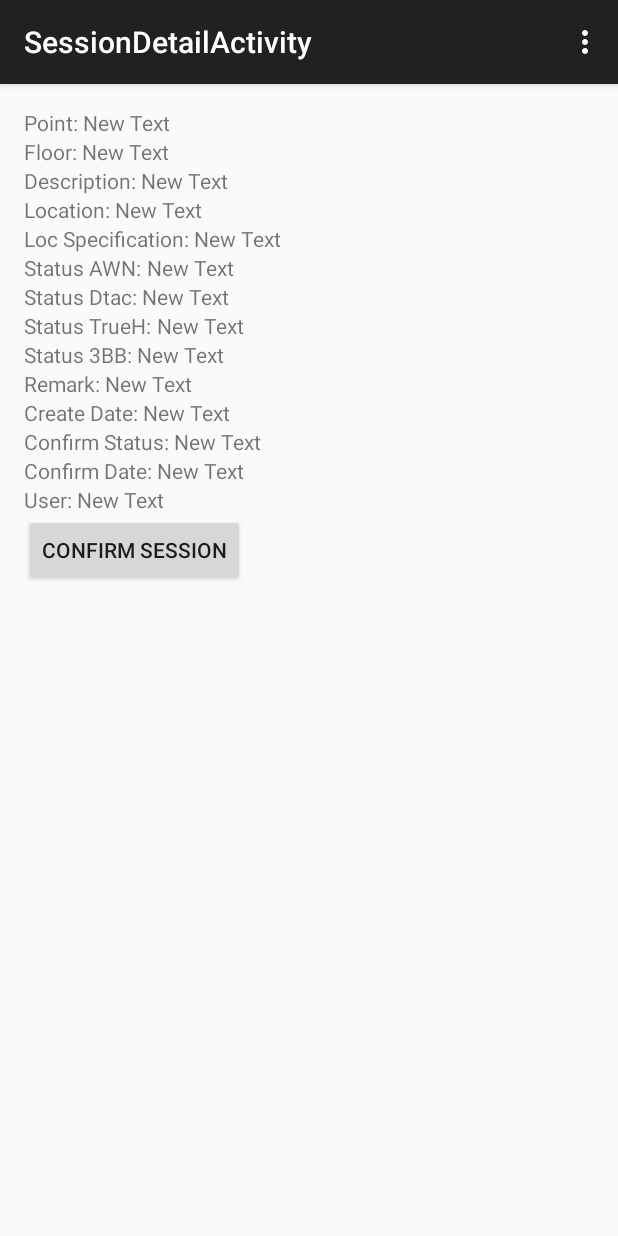
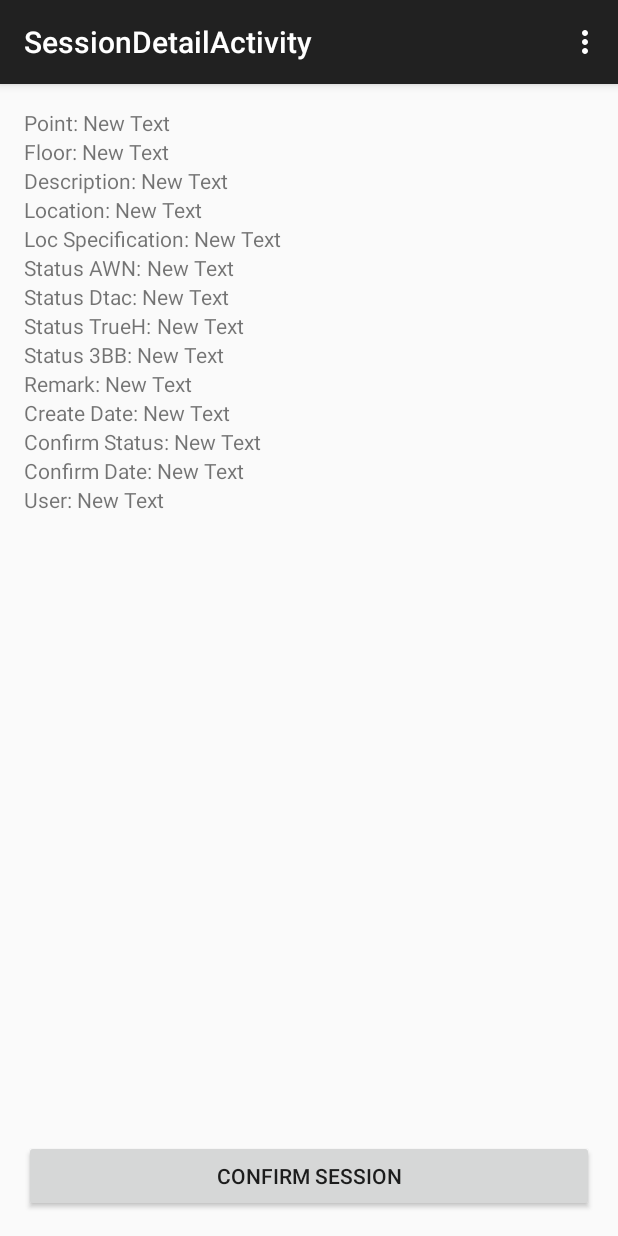
Before and after one commit to nrivaa/LogInbuilding, an Android app: the SessionDetailActivity screen opened directly, with no data from a screen before it, on a phone screen of 412 x 824 dp. Run offline under Robolectric (Android 15) with nearby library versions, the phone set to English and light mode, and no system bars; 14 statements that could not run were skipped.

Commit message:
confirm session

```diff
--- a/app/src/main/java/com/nqm/loginbuilding/AddSessionActivity.java
+++ b/app/src/main/java/com/nqm/loginbuilding/AddSessionActivity.java
@@ -82,10 +82,11 @@ public class AddSessionActivity extends ActionBarActivity {
         });
     }
 
-    // SubmitProject
+    // SubmitSession
     private void SubmitSession(boolean submitFlag) {
         if (submitFlag) {
             Session ss = new Session();
+            ss.setCtx(getApplicationContext());
             ss.setBuildingID(Project.getInstance().getBuildingID());
             ss.setPoint(tvPoint.getText().toString());
             ss.setFloor(tvFloor.getText().toString());
@@ -106,7 +107,7 @@ public class AddSessionActivity extends ActionBarActivity {
             ss.setCreateDate("Now()");
             ss.setConfirmStatus("0");
             ss.setConfirmDate("Now()");
-            ss.setUser("noppadon");
+            ss.setUser(Config.user);
 
             ss.AddSession();
 
--- a/app/src/main/java/com/nqm/loginbuilding/AddSessionAsync.java
+++ b/app/src/main/java/com/nqm/loginbuilding/AddSessionAsync.java
@@ -2,6 +2,7 @@ package com.nqm.loginbuilding;
 
 import android.app.ProgressDialog;
 import android.content.Context;
+import android.content.Intent;
 import android.os.AsyncTask;
 import android.util.Log;
 
@@ -111,6 +112,10 @@ public class AddSessionAsync  extends AsyncTask<String, Integer, String> {
         Log.e("Result", "Result:" + result);
         boolean error = true;
 
+        Intent i = new Intent(context,ProjectDetailActivity.class);
+        i.setFlags(Intent.FLAG_ACTIVITY_NEW_TASK);
+        context.startActivity(i);
+
 //        try {
 //            JSONObject responseJSON = new JSONObject(result);
 //            error = responseJSON.getBoolean("error");
--- a/app/src/main/java/com/nqm/loginbuilding/Config.java
+++ b/app/src/main/java/com/nqm/loginbuilding/Config.java
@@ -21,6 +21,7 @@ public class Config {
     public static String url_getSessionDetail = "http://49.231.24.106/TranstagramInbuilding/GetSessionDetail.php";
     public static String url_addProject = "http://49.231.24.106/TranstagramInbuilding/AddProject.php";
     public static String url_addSession = "http://49.231.24.106/TranstagramInbuilding/AddSession.php";
+    public static String url_editSession = "http://49.231.24.106/TranstagramInbuilding/EditSession.php";
 
     // / RESIZE IMAGE QUALITY
     public static void resizeImageFile(File sourceFile) {
--- a/app/src/main/java/com/nqm/loginbuilding/CreateProjectActivity.java
+++ b/app/src/main/java/com/nqm/loginbuilding/CreateProjectActivity.java
@@ -244,7 +244,7 @@ public class CreateProjectActivity extends ActionBarActivity {
             pj.setLongitude(longitude);
             pj.setLAC(tvLac.getText().toString());
             pj.setCID(tvCid.getText().toString());
-            pj.setUser("noppadon"); //****
+            pj.setUser(Config.user);
 
             pj.AddProject();
 
--- a/app/src/main/java/com/nqm/loginbuilding/ProjectDetailActivity.java
+++ b/app/src/main/java/com/nqm/loginbuilding/ProjectDetailActivity.java
@@ -45,6 +45,7 @@ public class ProjectDetailActivity extends Activity {
         super.onCreate(savedInstanceState);
         setContentView(R.layout.activity_project_detail_activity_fragment);
 
+        Project.getInstance().GetProjectDetail(Project.getInstance().getBuildingID());
 
         // Define SlidingTabLayout (shown at top)
         // and ViewPager (shown at bottom) in the layout.
--- a/app/src/main/java/com/nqm/loginbuilding/Session.java
+++ b/app/src/main/java/com/nqm/loginbuilding/Session.java
@@ -130,7 +130,7 @@ public class Session {
     }
 
     public String getUser() {
-        return user;
+        return Config.user;
     }
 
     public void setUser(String user) {
@@ -178,6 +178,7 @@ public class Session {
     }
 
     public void ConfirmSession(){
-        //TODO: Implement code
+        ConfirmSessionAsync task = new ConfirmSessionAsync(ctx,this);
+        task.execute();
     }
 }
--- a/app/src/main/res/layout/activity_session_detail.xml
+++ b/app/src/main/res/layout/activity_session_detail.xml
@@ -9,7 +9,9 @@
     <LinearLayout
         android:orientation="vertical"
         android:layout_width="match_parent"
-        android:layout_height="match_parent">
+        android:layout_height="match_parent"
+        android:layout_above="@+id/sessionDetail_btn_confirm"
+        android:id="@+id/linearLayout3">
 
         <LinearLayout
             android:orientation="horizontal"
@@ -237,12 +239,19 @@
                 android:id="@+id/sessionDetail_tv_user" />
         </LinearLayout>
 
-        <Button
-            android:layout_width="wrap_content"
-            android:layout_height="wrap_content"
-            android:text="Confirm Session"
-            android:id="@+id/sessionDetail_btn_confirm" />
+
 
     </LinearLayout>
 
+    <Button
+        android:layout_width="wrap_content"
+        android:layout_height="wrap_content"
+        android:text="Confirm Session"
+        android:id="@+id/sessionDetail_btn_confirm"
+        android:layout_alignParentBottom="true"
+        android:layout_alignParentLeft="true"
+        android:layout_alignParentStart="true"
+        android:layout_alignRight="@+id/linearLayout3"
+        android:layout_alignEnd="@+id/linearLayout3" />
+
 </RelativeLayout>
```
Also changed, not shown: app/src/main/java/com/nqm/loginbuilding/ConfirmSessionAsync.java (+31 -12 lines), app/src/main/java/com/nqm/loginbuilding/GetSessionDetailAsync.java (+4 -4 lines), app/src/main/java/com/nqm/loginbuilding/Project.java (+8 -1 lines), app/src/main/java/com/nqm/loginbuilding/SessionDetailActivity.java (+34 -4 lines).
